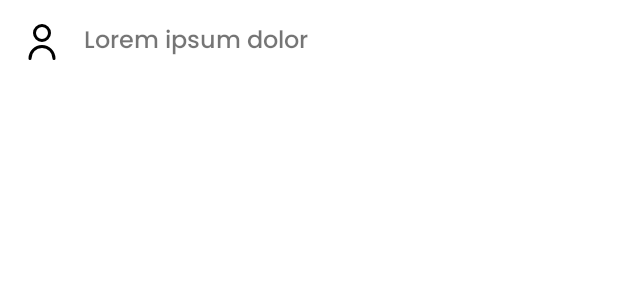
After one commit to MhmmdRFadhil/UrSkripsi, an Android app: the layout item_row_profile.xml on its own in the app's theme, with its tools: preview values and no code run, on a phone screen of 412 x 824 dp. The commit adds this screen. Shown: the top 300 px of the screen. Run offline under Robolectric (Android 15) with nearby library versions, the phone set to English and light mode, and no system bars.

Commit message:
Change profile page by using recyclerview

```diff
--- a/app/src/main/java/com/capstone/urskripsi/ui/content/home/HomeFragment.kt
+++ b/app/src/main/java/com/capstone/urskripsi/ui/content/home/HomeFragment.kt
@@ -10,7 +10,7 @@ import android.view.ViewGroup
 import com.capstone.urskripsi.MainActivity
 import com.capstone.urskripsi.R
 import com.capstone.urskripsi.databinding.FragmentHomeBinding
-import com.capstone.urskripsi.utils.setTitleColor
+import com.capstone.urskripsi.utils.Utility.setTitleColor
 
 class HomeFragment : Fragment() {
 
--- a/app/src/main/java/com/capstone/urskripsi/ui/content/leaderboard/LeaderBoardFragment.kt
+++ b/app/src/main/java/com/capstone/urskripsi/ui/content/leaderboard/LeaderBoardFragment.kt
@@ -10,7 +10,7 @@ import android.view.ViewGroup
 import com.capstone.urskripsi.MainActivity
 import com.capstone.urskripsi.R
 import com.capstone.urskripsi.databinding.FragmentLeaderBoardBinding
-import com.capstone.urskripsi.utils.setTitleColor
+import com.capstone.urskripsi.utils.Utility.setTitleColor
 
 class LeaderBoardFragment : Fragment() {
 
--- /dev/null
+++ b/app/src/main/java/com/capstone/urskripsi/ui/content/profile/Profile.kt
@@ -0,0 +1,3 @@
+package com.capstone.urskripsi.ui.content.profile
+
+data class Profile(val image: Int? = 0, val title: String? = null)
--- /dev/null
+++ b/app/src/main/res/layout/item_row_profile.xml
@@ -0,0 +1,34 @@
+<?xml version="1.0" encoding="utf-8"?>
+<androidx.constraintlayout.widget.ConstraintLayout xmlns:android="http://schemas.android.com/apk/res/android"
+    xmlns:app="http://schemas.android.com/apk/res-auto"
+    xmlns:tools="http://schemas.android.com/tools"
+    style="@style/SelectableBackground"
+    android:layout_width="match_parent"
+    android:layout_height="wrap_content">
+
+    <ImageView
+        android:id="@+id/itemImage"
+        android:layout_width="wrap_content"
+        android:layout_height="wrap_content"
+        android:layout_marginStart="16dp"
+        android:layout_marginTop="16dp"
+        android:layout_marginBottom="16dp"
+        android:src="@drawable/ic_profile"
+        app:layout_constraintBottom_toBottomOf="parent"
+        app:layout_constraintStart_toStartOf="parent"
+        app:layout_constraintTop_toTopOf="parent"
+        tools:ignore="ContentDescription" />
+
+    <TextView
+        android:id="@+id/itemTv"
+        android:layout_width="wrap_content"
+        android:layout_height="wrap_content"
+        android:layout_marginStart="16dp"
+        android:fontFamily="@font/poppins_medium"
+        android:textSize="16sp"
+        app:layout_constraintBottom_toBottomOf="@+id/itemImage"
+        app:layout_constraintStart_toEndOf="@+id/itemImage"
+        app:layout_constraintTop_toTopOf="@+id/itemImage"
+        tools:text="@string/lorem_ipsum_dolor" />
+
+</androidx.constraintlayout.widget.ConstraintLayout>
--- a/app/src/main/res/values/strings.xml
+++ b/app/src/main/res/values/strings.xml
@@ -22,4 +22,6 @@
     <string name="change_password">Ubah kata sandi</string>
     <string name="about">Tentang</string>
     <string name="developer">Pengembang</string>
+    <string name="lorem_ipsum_dolor">Lorem ipsum dolor</string>
+    <string name="logout">Keluar</string>
 </resources>
--- a/app/src/main/res/values/themes.xml
+++ b/app/src/main/res/values/themes.xml
@@ -52,4 +52,10 @@
         <item name="android:stateListAnimator">@null</item>
         <item name="android:textSize">16sp</item>
     </style>
+
+    <style name="SelectableBackground">
+        <item name="android:background">?android:attr/selectableItemBackground</item>
+        <item name="android:focusable">true</item>
+        <item name="android:clickable">true</item>
+    </style>
 </resources>
```
Also changed, not shown: app/src/main/java/com/capstone/urskripsi/ui/content/profile/ProfileAdapter.kt (added, +32 -0 lines), app/src/main/java/com/capstone/urskripsi/ui/content/profile/ProfileFragment.kt (+30 -1 lines), app/src/main/java/com/capstone/urskripsi/ui/onboarding/OnBoardingActivity.kt (+10 -9 lines), app/src/main/java/com/capstone/urskripsi/utils/CustomActionBar.kt (deleted, +0 -16 lines), app/src/main/java/com/capstone/urskripsi/utils/DividerItemDecorator.kt (added, +26 -0 lines), app/src/main/java/com/capstone/urskripsi/utils/Utility.kt (added, +27 -0 lines), app/src/main/res/drawable/divider_item.xml (added, +10 -0 lines), app/src/main/res/layout/fragment_profile.xml (+23 -72 lines).
